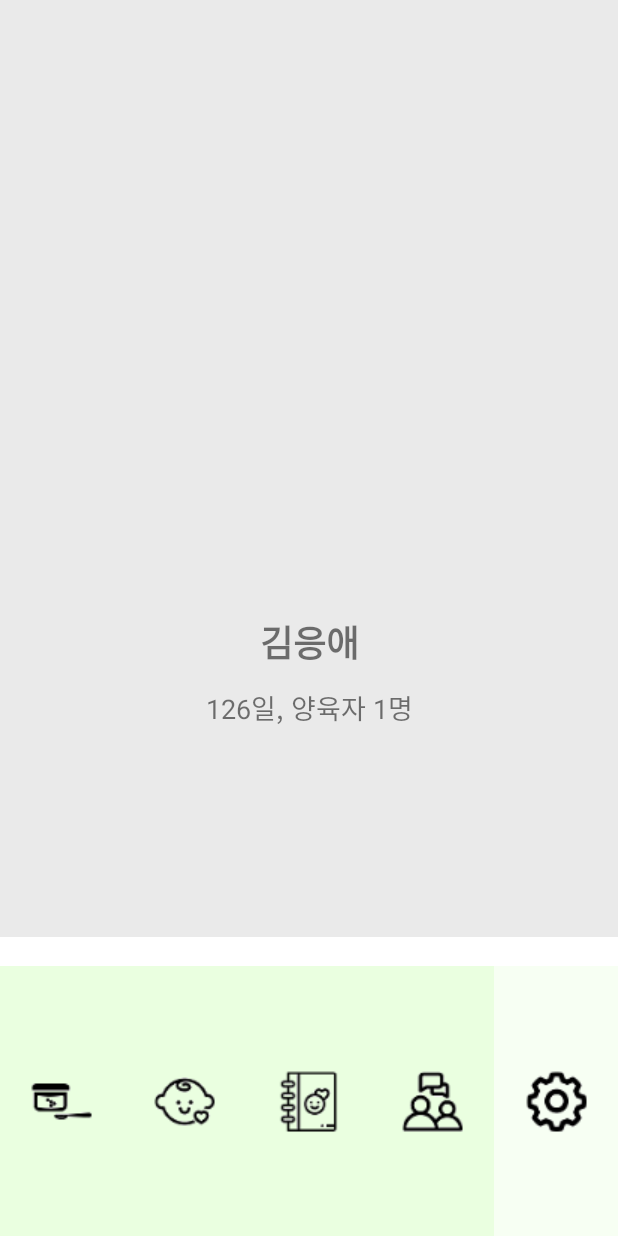
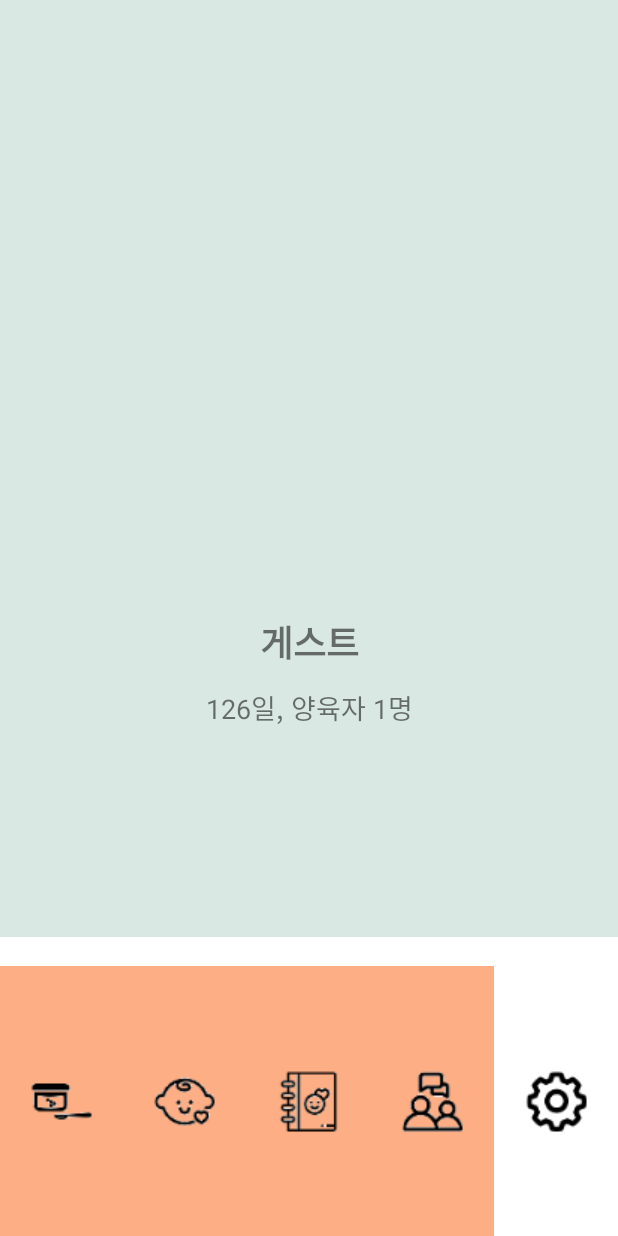
Before and after one commit to KwonGoo/SmallRecord, an Android app: the SettingPage screen opened directly, with no data from a screen before it, on a phone screen of 412 x 824 dp. Run offline under Robolectric (Android 15) with nearby library versions, the phone set to English and light mode, and no system bars.

Commit message:
설정페이지 3.0 : 회원가입 및 로그인 완료

```diff
--- /dev/null
+++ b/app/src/main/java/com/example/smallrecord/AppPreferences.kt
@@ -0,0 +1,38 @@
+package com.example.smallrecord
+
+import android.content.Context
+import android.content.SharedPreferences
+
+class AppPreferences(context: Context) {
+    private val sharedPreferences = context.getSharedPreferences("MyAppPrefs", Context.MODE_PRIVATE)
+
+    //userEmail과 userName 값 저장
+    fun saveUserCredentials(userEmail: String, userName: String) {
+        val editor = sharedPreferences.edit()
+        editor.putString("userEmail", userEmail)
+        editor.putString("userName", userName)
+        editor.apply()
+    }
+
+    //userEmail과 userName 값 삭제
+    fun clearUserCredentials() {
+        val editor = sharedPreferences.edit()
+        editor.remove("userEmail")
+        editor.remove("userName")
+        editor.apply()
+    }
+
+    fun getUserEmail(): String? {
+        return sharedPreferences.getString("userEmail", null)
+    }
+
+    fun getUserName(): String? {
+        return sharedPreferences.getString("userName", null)
+    }
+
+    fun isLoggedIn(): Boolean {
+        val userEmail = getUserEmail()
+        val userName = getUserName()
+        return !userEmail.isNullOrEmpty() && !userName.isNullOrEmpty()
+    }
+}
--- a/app/src/main/java/com/example/smallrecord/SettingPage.kt
+++ b/app/src/main/java/com/example/smallrecord/SettingPage.kt
@@ -6,10 +6,13 @@ import android.content.Intent
 import android.content.SharedPreferences
 import android.support.v7.app.AppCompatActivity
 import android.os.Bundle
+import android.os.UserManager
 import android.support.v7.app.ActionBar
+import android.view.View
 import android.widget.Button
 import android.widget.ImageButton
 import android.widget.Switch
+import android.widget.TextView
 
 class SettingPage : AppCompatActivity() {
 
@@ -88,6 +91,20 @@ class SettingPage : AppCompatActivity() {
             editor.apply()
         }
 
+        val appPreferences = AppPreferences(applicationContext)
+        if (appPreferences.isLoggedIn()) {
+            // 로그인된 상태
+            val user = appPreferences.getUserName()
+            val textText = findViewById<TextView>(R.id.babyname)
+            textText.text = "$user"
+
+            LoginPage.visibility = View.GONE;
+            MyPage.visibility = View.VISIBLE;
+        } else {
+            // 로그아웃된 상태
+            LoginPage.visibility = View.VISIBLE;
+            MyPage.visibility = View.GONE;
+        }
 
     }
 }
--- a/app/src/main/java/com/example/smallrecord/Setting_RegisterRequest.kt
+++ b/app/src/main/java/com/example/smallrecord/Setting_RegisterRequest.kt
@@ -5,9 +5,9 @@ import com.android.volley.Response
 import com.android.volley.toolbox.StringRequest
 
 class Setting_RegisterRequest (
+    userName: String,
     userEmail: String,
     userPwd: String,
-    userName: String,
     listener: Response.Listener<String>
 ) : StringRequest(Request.Method.POST, URL, listener, null) {
 
@@ -21,8 +21,8 @@ class Setting_RegisterRequest (
     init {
         map = mapOf(
             "userEmail" to userEmail,
-            "userPassword" to userPwd,
-            "userName" to userName
+            "userName" to userName,
+            "userPassword" to userPwd
         )
     }
 
--- a/app/src/main/res/layout/homemade.xml
+++ b/app/src/main/res/layout/homemade.xml
@@ -19,7 +19,7 @@
                     android:textSize="28sp" android:textColor="#3c2e3d"/>
             <TextView
                     android:layout_width="0px"
-                    android:layout_height="180px" android:id="@+id/textView8" android:textSize="28sp"
+                    android:layout_height="180px" android:id="@+id/subName" android:textSize="28sp"
                     android:layout_weight="1" android:text="수제 이유식 추가" android:rotationX="0" android:rotationY="0"
                     android:textColor="#3c2e3d" android:translationX="0px" android:translationY="0px"/>
         </LinearLayout>
--- a/app/src/main/res/layout/readymade.xml
+++ b/app/src/main/res/layout/readymade.xml
@@ -19,7 +19,7 @@
                     android:textSize="28sp" android:textColor="#3c2e3d"/>
             <TextView
                     android:layout_width="0px"
-                    android:layout_height="180px" android:id="@+id/textView8" android:textSize="28sp"
+                    android:layout_height="180px" android:id="@+id/subName" android:textSize="28sp"
                     android:layout_weight="1" android:text="기성 이유식 추가" android:rotationX="0" android:rotationY="0"
                     android:textColor="#3c2e3d" android:translationX="0px" android:translationY="0px"/>
         </LinearLayout>
--- a/app/src/main/res/layout/setting.xml
+++ b/app/src/main/res/layout/setting.xml
@@ -18,7 +18,7 @@
                 android:layout_height="match_parent" android:id="@+id/settingbar">
             <FrameLayout
                     android:layout_width="match_parent"
-                    android:layout_height="0dp" android:background="#EAEAEA" android:layout_weight="1.1"
+                    android:layout_height="0dp" android:background="#D9E8E3" android:layout_weight="1.1"
                     android:id="@+id/profile">
                 <LinearLayout
                         android:orientation="vertical"
@@ -29,7 +29,7 @@
                             android:layout_height="400px" tools:srcCompat="@drawable/baby"
                             android:id="@+id/picture" android:layout_marginTop="180px"/>
                     <TextView
-                            android:text="김응애"
+                            android:text="게스트"
                             android:layout_width="match_parent"
                             android:layout_height="wrap_content" android:id="@+id/babyname" android:gravity="center"
                             android:layout_marginTop="35px" android:textSize="24sp" android:textStyle="bold"/>
@@ -104,7 +104,7 @@
                 <LinearLayout
                         android:orientation="horizontal"
                         android:layout_width="match_parent"
-                        android:layout_height="150px" android:background="#CCCCCC" android:id="@+id/gongback1">
+                        android:layout_height="150px" android:background="#DAE9E4" android:id="@+id/gongback1">
                 </LinearLayout>
                 <LinearLayout
                         android:orientation="horizontal"
@@ -138,7 +138,7 @@
                 <LinearLayout
                         android:orientation="horizontal"
                         android:layout_width="match_parent"
-                        android:layout_height="150px" android:background="#CCCCCC" android:id="@+id/gongback2">
+                        android:layout_height="150px" android:background="#DAE9E4" android:id="@+id/gongback2">
                 </LinearLayout>
                 <LinearLayout
                         android:orientation="horizontal"
@@ -175,35 +175,35 @@
                 android:layout_height="match_parent"
                 app:srcCompat="@drawable/_1"
                 android:id="@+id/foodButton"
-                android:background="#eaffe0"
+                android:background="#FDAE84"
                 android:layout_weight="1"/>
         <ImageButton
                 android:layout_width="wrap_content"
                 android:layout_height="match_parent"
                 app:srcCompat="@drawable/baby"
                 android:id="@+id/babyButton"
-                android:background="#eaffe0"
+                android:background="#FDAE84"
                 android:layout_weight="1"/>
         <ImageButton
                 android:layout_width="wrap_content"
                 android:layout_height="match_parent"
                 app:srcCompat="@drawable/diary"
                 android:id="@+id/diaryButton"
-                android:background="#eaffe0"
+                android:background="#FDAE84"
                 android:layout_weight="1"/>
         <ImageButton
                 android:layout_width="wrap_content"
                 android:layout_height="match_parent"
                 app:srcCompat="@drawable/community"
                 android:id="@+id/communityButton"
-                android:background="#eaffe0"
+                android:background="#FDAE84"
                 android:layout_weight="1"/>
         <ImageButton
                 android:layout_width="wrap_content"
                 android:layout_height="match_parent"
                 app:srcCompat="@drawable/setting"
                 android:id="@+id/settingButton"
-                android:background="#f7fff3"
+                android:background="#FFFFFF"
                 android:layout_weight="1"/>
     </LinearLayout>
 
--- a/app/src/main/res/layout/setting_login.xml
+++ b/app/src/main/res/layout/setting_login.xml
@@ -29,12 +29,12 @@
                     android:layout_width="wrap_content"
                     android:layout_height="wrap_content" android:id="@+id/login_button"
                     android:layout_marginRight="250px" android:textColor="#FFFFFF" android:textSize="16sp"
-                    android:background="#EF6D6D" android:textStyle="bold"/>
+                    android:background="#FDAE84" android:textStyle="bold"/>
             <Button
                     android:text="회원가입"
                     android:layout_width="wrap_content"
                     android:layout_height="wrap_content" android:id="@+id/join_page" android:textColor="#FFFFFF"
-                    android:textSize="16sp" android:background="#EF6D6D" android:textStyle="bold"/>
+                    android:textSize="16sp" android:background="#FDAE84" android:textStyle="bold"/>
         </LinearLayout>
     </LinearLayout>
 </android.support.constraint.ConstraintLayout>
```
Also changed, not shown: app/src/main/java/com/example/smallrecord/Setting_LoginPage.kt (+20 -13 lines), app/src/main/java/com/example/smallrecord/Setting_LoginRequest.kt (+4 -4 lines), app/src/main/java/com/example/smallrecord/Setting_MyPage.kt (+8 -0 lines), app/src/main/java/com/example/smallrecord/Setting_RegisterPage.kt (+16 -22 lines), app/src/main/java/com/example/smallrecord/Setting_VaildateRequest.kt (+4 -5 lines), app/src/main/res/layout/setting_join.xml (+6 -4 lines), app/src/main/res/layout/setting_mypage.xml (+10 -10 lines).
